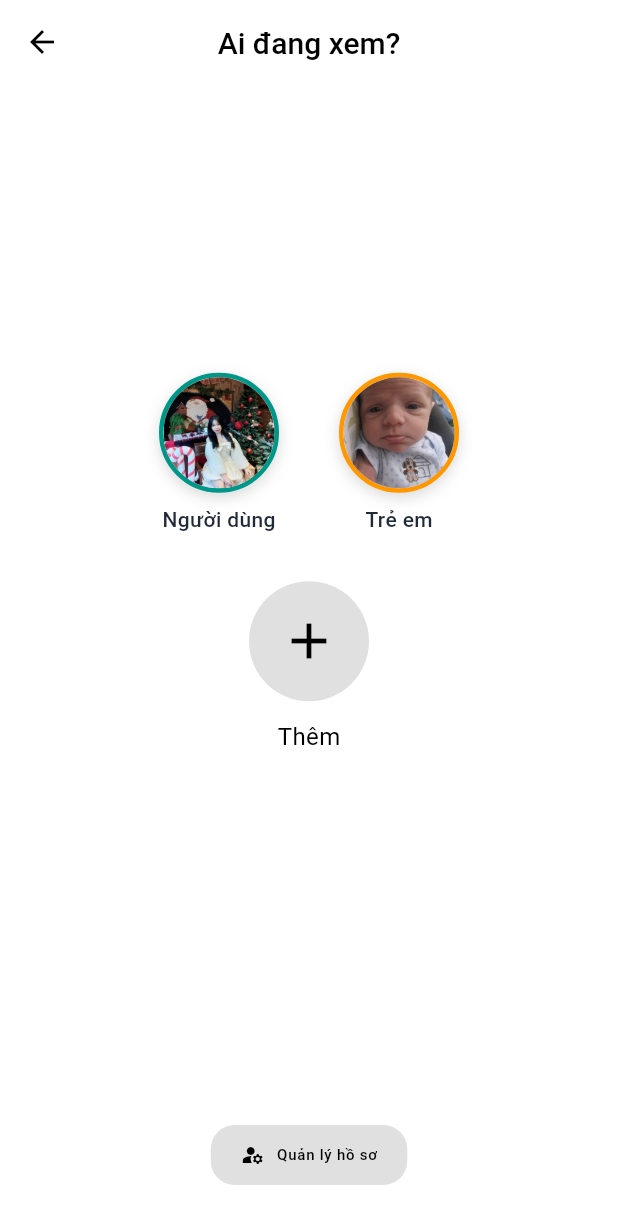
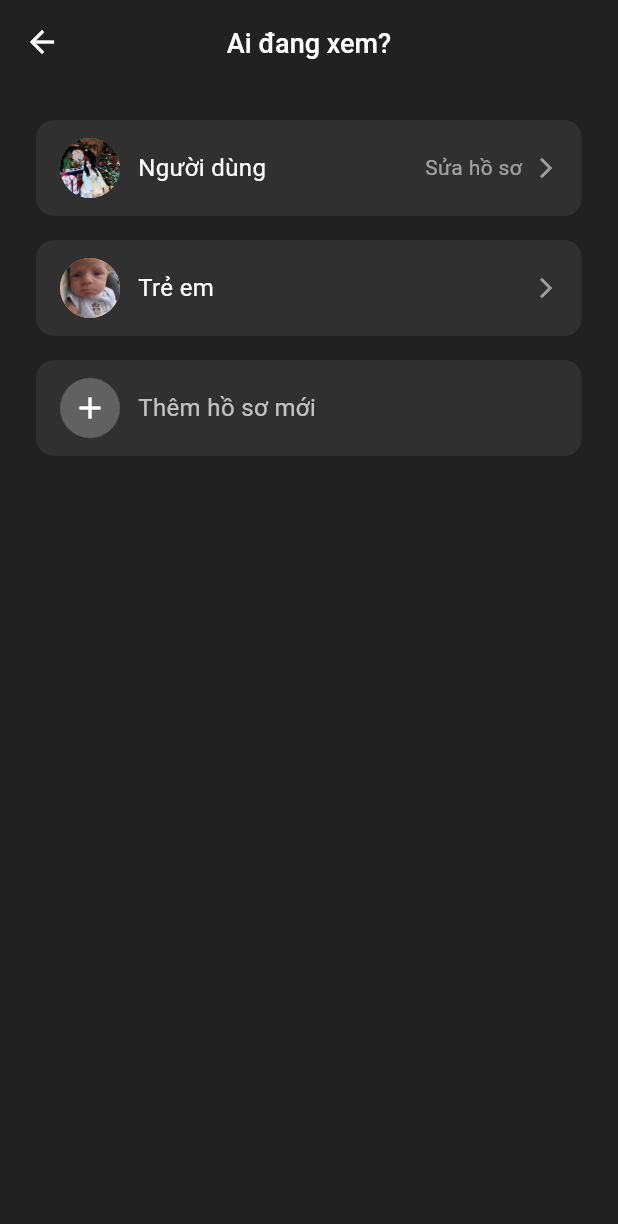
Before and after one commit to minhnhut2306/dmt_movie_flutter, a Flutter app: the screen it shows after launch, on a phone screen of 412 x 824 dp. Shown: the top 1224 px of the screen. Run offline on Flutter 3.47's test engine with Material 3 defaults, Android fonts, the phone set to English and light mode, and no system bars; our stand-ins replace package_info_plus, shared_preferences.

Commit message:
update profile

```diff
--- a/lib/src/core/app_assets.dart
+++ b/lib/src/core/app_assets.dart
@@ -17,4 +17,5 @@ class AppImages {
   static const String img08 = '${basePath}08.jpg';
   static const String treen = '${basePath}treem.jpg';
   static const String add = '${basePath}add.png';
+  static const String background = '${basePath}background.jpg';
 }
--- a/lib/src/core/routes.dart
+++ b/lib/src/core/routes.dart
@@ -4,6 +4,7 @@ import 'package:dmt_movie_flutter/src/screens/home_screen.dart';
 import 'package:dmt_movie_flutter/src/screens/login_register_screen.dart';
 import 'package:dmt_movie_flutter/src/screens/otp_screen.dart';
 import 'package:dmt_movie_flutter/src/screens/select_profile_screen.dart';
+import 'package:dmt_movie_flutter/src/screens/profile_management_screen.dart';
 
 class AppRoutes {
   static const testScreen = '/test_screen';
@@ -15,14 +16,16 @@ class AppRoutes {
   static const login = '/login';
   static const otp = '/otp';
   static const selectProfile = '/select_profile';
+  static const profileManagement = '/profile_management';
 
-  static const String defaultRoute = selectProfile;
+  static const String defaultRoute = profileManagement;
 
   static Map<String, WidgetBuilder> map = {
     testScreen: (_) => const TestScreen(),
     login: (_) => const LoginRegisterScreen(),
     otp: (_) => const OtpScreen(),
     selectProfile: (_) => const SelectProfileScreen(),
+    profileManagement: (_) => const ProfileManagementScreen(),
     main: (_) => const SizedBox(),
     home: (_) => const SizedBox(),
     search: (_) => const SizedBox(),
--- /dev/null
+++ b/lib/src/screens/profile_management_screen.dart
@@ -0,0 +1,186 @@
+import 'package:flutter/material.dart';
+import 'package:dmt_movie_flutter/src/core/app_assets.dart';
+
+class ProfileManagementScreen extends StatelessWidget {
+  const ProfileManagementScreen({super.key});
+
+  @override
+  Widget build(BuildContext context) {
+    final List<Map<String, dynamic>> profiles = [
+      {'name': 'Người dùng', 'color': Colors.teal, 'image': AppImages.thu},
+      {'name': 'Trẻ em', 'color': Colors.orange, 'image': AppImages.treen},
+    ];
+
+    return Scaffold(
+      backgroundColor: Colors.grey[900],
+      appBar: AppBar(
+        centerTitle: true,
+        backgroundColor: Colors.grey[900],
+        elevation: 0,
+        leading: IconButton(
+          icon: const Icon(Icons.arrow_back, color: Colors.white),
+          onPressed: () => Navigator.pop(context),
+        ),
+        title: const Text(
+          'Ai đang xem?',
+          style: TextStyle(
+            fontWeight: FontWeight.w500,
+            color: Colors.white,
+            fontSize: 18,
+          ),
+        ),
+      ),
+      body: Column(
+        children: [
+          Expanded(
+            child: SingleChildScrollView(
+              padding: const EdgeInsets.all(24),
+              child: Column(
+                children: [
+                  // Danh sách profiles
+                  ...profiles.map(
+                    (profile) => _buildProfileItem(
+                      context,
+                      name: profile['name'],
+                      color: profile['color'],
+                      image: profile['image'],
+                    ),
+                  ),
+
+                  // Nút thêm hồ sơ mới
+                  _buildAddProfileButton(context),
+                ],
+              ),
+            ),
+          ),
+        ],
+      ),
+    );
+  }
+
+  Widget _buildProfileItem(
+    BuildContext context, {
+    required String name,
+    required Color color,
+    required String image,
+  }) {
+    final bool isKidsProfile = name.toLowerCase() == 'trẻ em';
+
+    return Container(
+      margin: const EdgeInsets.only(bottom: 16),
+      decoration: BoxDecoration(
+        color: Colors.grey[850],
+        borderRadius: BorderRadius.circular(12),
+      ),
+      child: Material(
+        color: Colors.transparent,
+        child: InkWell(
+          borderRadius: BorderRadius.circular(12),
+          onTap: () {
+            // Xử lý chọn profile
+          },
+          child: Padding(
+            padding: const EdgeInsets.symmetric(horizontal: 16, vertical: 12),
+            child: Row(
+              children: [
+                // Avatar - nhỏ hơn
+                Container(
+                  width: 40,
+                  height: 40,
+                  decoration: BoxDecoration(
+                    color: color,
+                    shape: BoxShape.circle,
+                    image: DecorationImage(
+                      image: AssetImage(image),
+                      fit: BoxFit.cover,
+                    ),
+                  ),
+                ),
+                const SizedBox(width: 12),
+
+                // Tên profile
+                Expanded(
+                  child: Text(
+                    name,
+                    style: const TextStyle(
+                      color: Colors.white,
+                      fontSize: 16,
+                      fontWeight: FontWeight.w400,
+                    ),
+                  ),
+                ),
+
+                // Text "Sửa hồ sơ" thay vì icon mũi tên
+                if (!isKidsProfile)
+                  const Text(
+                    'Sửa hồ sơ',
+                    style: TextStyle(
+                      color: Colors.white54,
+                      fontSize: 14,
+                      fontWeight: FontWeight.w400,
+                    ),
+                  ),
+
+                // Icon mũi tên
+                const SizedBox(width: 8),
+                const Icon(
+                  Icons.arrow_forward_ios,
+                  color: Colors.white54,
+                  size: 16,
+                ),
+              ],
+            ),
+          ),
+        ),
+      ),
+    );
+  }
+
+  Widget _buildAddProfileButton(BuildContext context) {
+    return Container(
+      decoration: BoxDecoration(
+        color: Colors.grey[850],
+        borderRadius: BorderRadius.circular(12),
+      ),
+      child: Material(
+        color: Colors.transparent,
+        child: InkWell(
+          borderRadius: BorderRadius.circular(12),
+          onTap: () {
+            // Xử lý thêm profile mới
+          },
+          child: Padding(
+            padding: const EdgeInsets.symmetric(horizontal: 16, vertical: 12),
+            child: Row(
+              children: [
+                // Icon add - nhỏ hơn
+                Container(
+                  width: 40,
+                  height: 40,
+                  decoration: BoxDecoration(
+                    color: Colors.grey[700],
+                    shape: BoxShape.circle,
+                  ),
+                  child: const Icon(Icons.add, color: Colors.white, size: 24),
+                ),
+                const SizedBox(width: 12),
+
+                // Text thêm hồ sơ
+                const Expanded(
+                  child: Text(
+                    'Thêm hồ sơ mới',
+                    style: TextStyle(
+                      color: Colors.white70,
+                      fontSize: 16,
+                      fontWeight: FontWeight.w400,
+                    ),
+                  ),
+                ),
+              ],
+            ),
+          ),
+        ),
+      ),
+    );
+  }
+}
--- a/lib/src/screens/settings_screen.dart
+++ b/lib/src/screens/settings_screen.dart
@@ -9,7 +9,7 @@ class SettingsScreen extends StatelessWidget {
   @override
   Widget build(BuildContext context) {
     final l10n = AppLocalizations.of(context)!;
-    final settings = context.watch<SettingsProvider>(); // OK vì Provider ở main
+    final settings = context.watch<SettingsProvider>();
 
     return Scaffold(
       appBar: AppBar(title: Text(l10n.settingsTitle)),
```
Also changed, not shown: lib/src/screens/login_register_screen.dart (+30 -39 lines), lib/src/screens/otp_screen.dart (+28 -29 lines), lib/src/widgets/custom_component/custom_button.dart (+81 -17 lines), assets/images/background.jpg (added).
